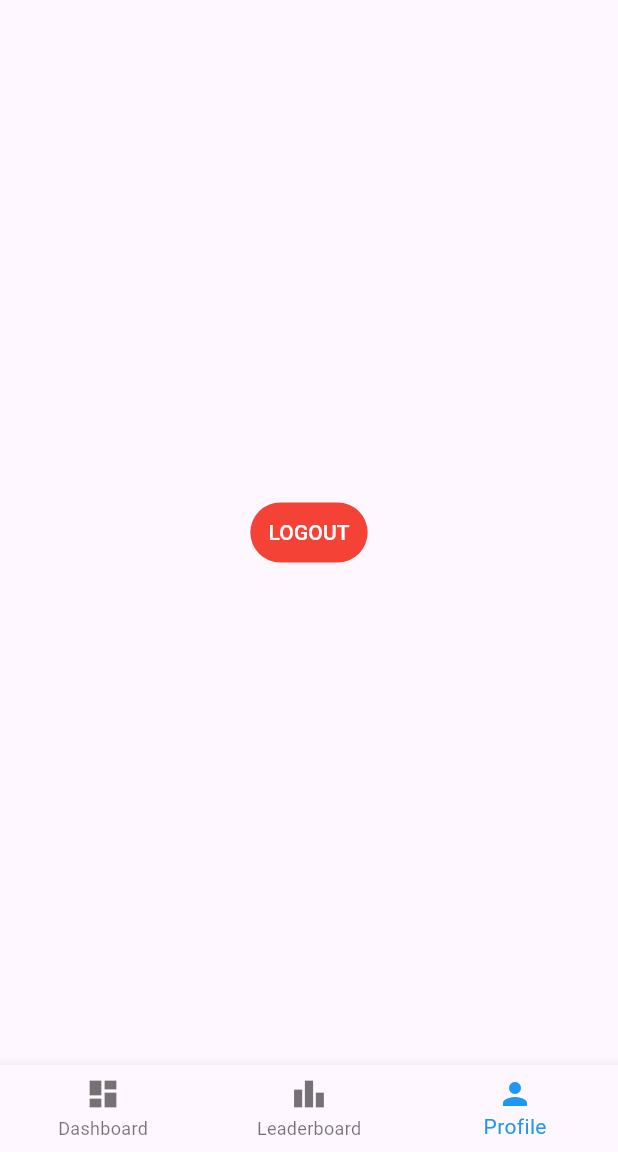
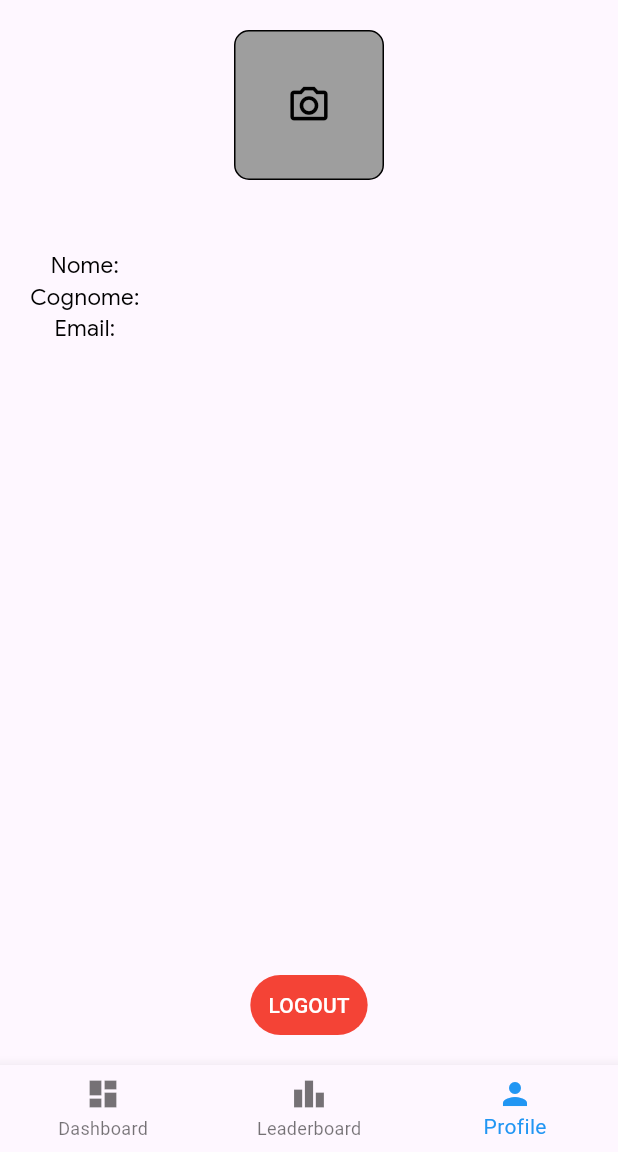
Before and after one commit to gdgbari/2025-devfest-bari-mobile-fe, a Flutter app: the ProfilePage screen opened by its route, on a phone screen of 412 x 824 dp, the part 84-1236 px from its top. Run offline on Flutter 3.47's test engine with Material 3 defaults, Android fonts, the phone set to English and light mode, and no system bars; drawn by our look-alikes of loader_overlay; our stand-ins replace bloc, cloud_functions, equatable, firebase_auth, firebase_core, flutter_bloc and 2 more; missing offline and left inert: mobile_scanner; accounts and stored records are empty; generated files the repository leaves out were written again; network calls fail.

Commit message:
profile page implementation and minor fixes

```diff
--- a/lib/logic/cubit/authentication_state.dart
+++ b/lib/logic/cubit/authentication_state.dart
@@ -10,28 +10,28 @@ enum AuthenticationStatus {
 }
 
 class AuthenticationState extends Equatable {
-  final UserProfile user;
+  final UserProfile userProfile;
   final AuthenticationStatus status;
   final bool isAuthenticated;
 
   const AuthenticationState({
-    this.user = const UserProfile(),
+    this.userProfile = const UserProfile(),
     this.status = AuthenticationStatus.initial,
     this.isAuthenticated = false,
   });
 
   AuthenticationState copyWith({
-    UserProfile? user,
+    UserProfile? userProfile,
     AuthenticationStatus? status,
     bool? isAuthenticated,
   }) {
     return AuthenticationState(
-      user: user ?? this.user,
+      userProfile: userProfile ?? this.userProfile,
       status: status ?? this.status,
       isAuthenticated: isAuthenticated ?? this.isAuthenticated,
     );
   }
 
   @override
-  List<Object?> get props => [user, status, isAuthenticated];
+  List<Object?> get props => [userProfile, status, isAuthenticated];
 }
--- a/lib/ui/pages/login_page.dart
+++ b/lib/ui/pages/login_page.dart
@@ -51,6 +51,7 @@ class LoginPage extends StatelessWidget {
                   },
                   style: TextButton.styleFrom(
                     backgroundColor: Colors.blue,
+                    tapTargetSize: MaterialTapTargetSize.shrinkWrap,
                   ),
                   child: const Text(
                     'LOGIN',
--- a/lib/ui/pages/profile_page.dart
+++ b/lib/ui/pages/profile_page.dart
@@ -1,4 +1,5 @@
 import 'package:devfest_bari_2024/logic.dart';
+import 'package:devfest_bari_2024/ui.dart';
 import 'package:flutter/material.dart';
 import 'package:flutter_bloc/flutter_bloc.dart';
 
@@ -9,18 +10,38 @@ class ProfilePage extends StatelessWidget {
   Widget build(BuildContext context) {
     return Scaffold(
       body: SafeArea(
-        child: Center(
+        child: BlocBuilder<AuthenticationCubit, AuthenticationState>(
+          builder: (context, state) {
+            return Padding(
+              padding: const EdgeInsets.all(20),
+              child: Column(
+                crossAxisAlignment: CrossAxisAlignment.start,
+                children: <Widget>[
+                  GroupInfo(group: state.userProfile.group),
+                  const SizedBox(height: 20),
+                  UserInfo(userProfile: state.userProfile),
+                  const SizedBox(height: 20),
+                  const Expanded(child: SizedBox()),
+                  Center(
                     child: TextButton(
                       onPressed: () async {
                         context.read<AuthenticationCubit>().signOut();
                       },
-            style: TextButton.styleFrom(backgroundColor: Colors.red),
+                      style: TextButton.styleFrom(
+                        backgroundColor: Colors.red,
+                        tapTargetSize: MaterialTapTargetSize.shrinkWrap,
+                      ),
                       child: const Text(
                         'LOGOUT',
                         style: TextStyle(color: Colors.white),
                       ),
                     ),
                   ),
+                ],
+              ),
+            );
+          },
+        ),
       ),
     );
   }
--- a/lib/ui/pages/quiz_page.dart
+++ b/lib/ui/pages/quiz_page.dart
@@ -75,6 +75,7 @@ class QuizPage extends StatelessWidget {
                           },
                           style: TextButton.styleFrom(
                             backgroundColor: Colors.grey,
+                            tapTargetSize: MaterialTapTargetSize.shrinkWrap,
                           ),
                           child: const Text(
                             'BACK',
@@ -99,6 +100,7 @@ class QuizPage extends StatelessWidget {
                           },
                           style: TextButton.styleFrom(
                             backgroundColor: Colors.blue,
+                            tapTargetSize: MaterialTapTargetSize.shrinkWrap,
                           ),
                           child: const Text(
                             'NEXT',
--- a/lib/ui/widgets.dart
+++ b/lib/ui/widgets.dart
@@ -1,4 +1,6 @@
 export 'widgets/answer_list_tile.dart';
 export 'widgets/custom_loader.dart';
 export 'widgets/custom_text_field.dart';
+export 'widgets/group_info.dart';
 export 'widgets/qr_code_background.dart';
+export 'widgets/user_info.dart';
--- /dev/null
+++ b/lib/ui/widgets/group_info.dart
@@ -0,0 +1,38 @@
+import 'package:devfest_bari_2024/data.dart';
+import 'package:devfest_bari_2024/ui/theme/preset_text_style.dart';
+import 'package:flutter/material.dart';
+
+class GroupInfo extends StatelessWidget {
+  final Group group;
+
+  const GroupInfo({super.key, required this.group});
+
+  @override
+  Widget build(BuildContext context) {
+    return Center(
+      child: Column(
+        children: <Widget>[
+          Container(
+            width: 100,
+            height: 100,
+            decoration: BoxDecoration(
+              border: Border.all(),
+              borderRadius: BorderRadius.circular(10),
+              color: Colors.grey,
+            ),
+            child: const Icon(
+              Icons.photo_camera_outlined,
+              color: Colors.black,
+              size: 30,
+            ),
+          ),
+          const SizedBox(height: 5),
+          Text(
+            group.name,
+            style: PresetTextStyle.black15w400,
+          ),
+        ],
+      ),
+    );
+  }
+}
--- /dev/null
+++ b/lib/ui/widgets/user_info.dart
@@ -0,0 +1,35 @@
+import 'package:devfest_bari_2024/data.dart';
+import 'package:devfest_bari_2024/ui/theme/preset_text_style.dart';
+import 'package:flutter/material.dart';
+
+class UserInfo extends StatelessWidget {
+  final UserProfile userProfile;
+
+  const UserInfo({super.key, required this.userProfile});
+
+  @override
+  Widget build(BuildContext context) {
+    return Column(
+      children: <Widget>[
+        Text(
+          'Nome: ${userProfile.name}',
+          style: PresetTextStyle.black15w400,
+          overflow: TextOverflow.ellipsis,
+          maxLines: 1,
+        ),
+        Text(
+          'Cognome: ${userProfile.surname}',
+          style: PresetTextStyle.black15w400,
+          overflow: TextOverflow.ellipsis,
+          maxLines: 1,
+        ),
+        Text(
+          'Email: ${userProfile.email}',
+          style: PresetTextStyle.black15w400,
+          overflow: TextOverflow.ellipsis,
+          maxLines: 1,
+        ),
+      ],
+    );
+  }
+}
```
Also changed, not shown: lib/logic/cubit/authentication_cubit.dart (+4 -4 lines), lib/ui/pages/dashboard_page.dart (+19 -2 lines), pubspec.lock. Lines whose indentation alone changed are shown as unchanged.
